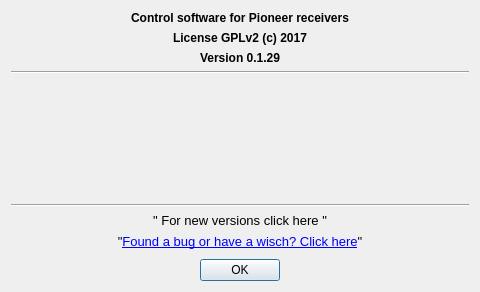
Qt form aboutdialog.ui (AceOfSnakes/AvrPioRemote) before a commit.
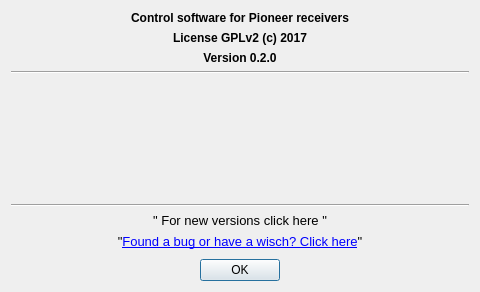
The same form after that commit.

Diff of the .ui file:
```diff
--- a/aboutdialog.ui
+++ b/aboutdialog.ui
@@ -73,7 +73,7 @@
       </font>
      </property>
      <property name="text">
-      <string>Version 0.1.29</string>
+      <string>Version 0.2.0</string>
      </property>
      <property name="alignment">
       <set>Qt::AlignCenter</set>
```
